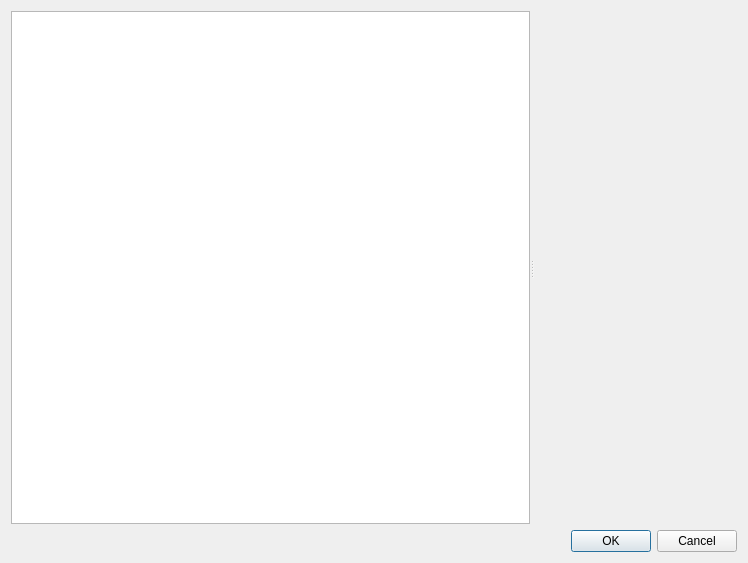
go2net/PythonBlocks, file untitled.ui: the form before one commit.
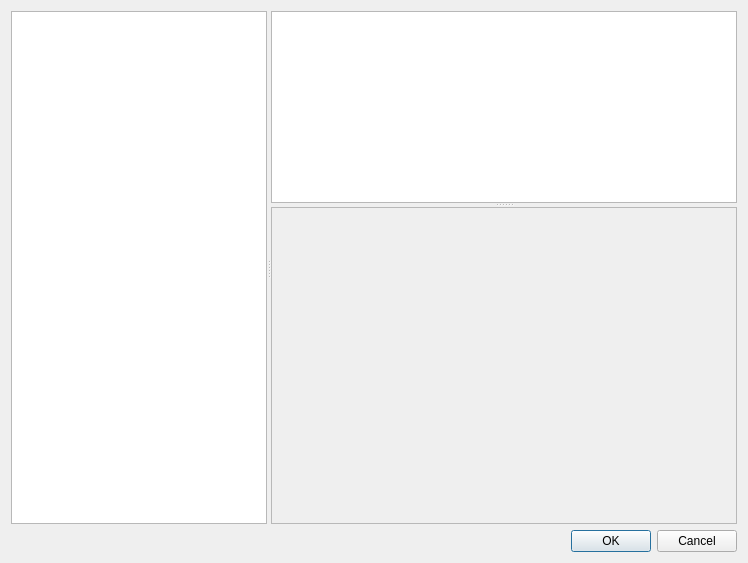
The form after the commit.

Diff of the .ui file:
```diff
--- a/untitled.ui
+++ b/untitled.ui
@@ -10,6 +10,12 @@
     <height>563</height>
    </rect>
   </property>
+  <property name="sizePolicy">
+   <sizepolicy hsizetype="Preferred" vsizetype="Preferred">
+    <horstretch>1</horstretch>
+    <verstretch>0</verstretch>
+   </sizepolicy>
+  </property>
   <property name="windowTitle">
    <string>Dialog</string>
   </property>
@@ -26,18 +32,58 @@
            <verstretch>0</verstretch>
           </sizepolicy>
          </property>
+         <property name="layoutDirection">
+          <enum>Qt::LeftToRight</enum>
+         </property>
          <property name="orientation">
           <enum>Qt::Horizontal</enum>
          </property>
-         <widget class="QListWidget" name="listWidget">
+         <property name="childrenCollapsible">
+          <bool>true</bool>
+         </property>
+         <widget class="QListView" name="listView">
           <property name="sizePolicy">
-           <sizepolicy hsizetype="Expanding" vsizetype="Expanding">
+           <sizepolicy hsizetype="Preferred" vsizetype="Preferred">
             <horstretch>0</horstretch>
             <verstretch>0</verstretch>
            </sizepolicy>
           </property>
          </widget>
-         <widget class="QWidget" name="widget_2" native="true"/>
+         <widget class="QWidget" name="widget_2" native="true">
+          <property name="sizePolicy">
+           <sizepolicy hsizetype="Preferred" vsizetype="Preferred">
+            <horstretch>1</horstretch>
+            <verstretch>0</verstretch>
+           </sizepolicy>
+          </property>
+          <layout class="QVBoxLayout" name="verticalLayout_3">
+           <property name="spacing">
+            <number>0</number>
+           </property>
+           <property name="margin">
+            <number>0</number>
+           </property>
+           <item>
+            <widget class="QSplitter" name="splitter_2">
+             <property name="orientation">
+              <enum>Qt::Vertical</enum>
+             </property>
+             <widget class="QTreeView" name="treeView"/>
+             <widget class="QFrame" name="frame">
+              <property name="sizePolicy">
+               <sizepolicy hsizetype="Preferred" vsizetype="Preferred">
+                <horstretch>0</horstretch>
+                <verstretch>1</verstretch>
+               </sizepolicy>
+              </property>
+              <property name="frameShape">
+               <enum>QFrame::StyledPanel</enum>
+              </property>
+             </widget>
+            </widget>
+           </item>
+          </layout>
+         </widget>
         </widget>
        </item>
       </layout>
```
Left out of the diff: 2 changed lines with no effect on the pictures.
